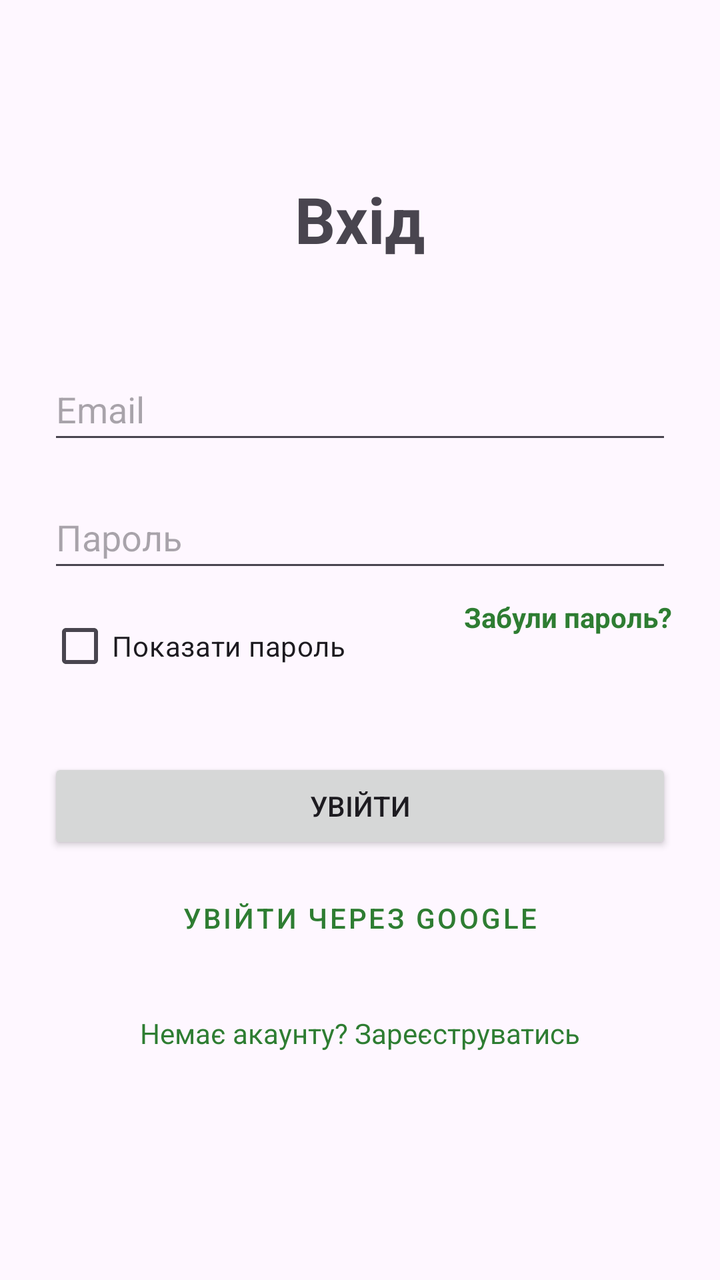
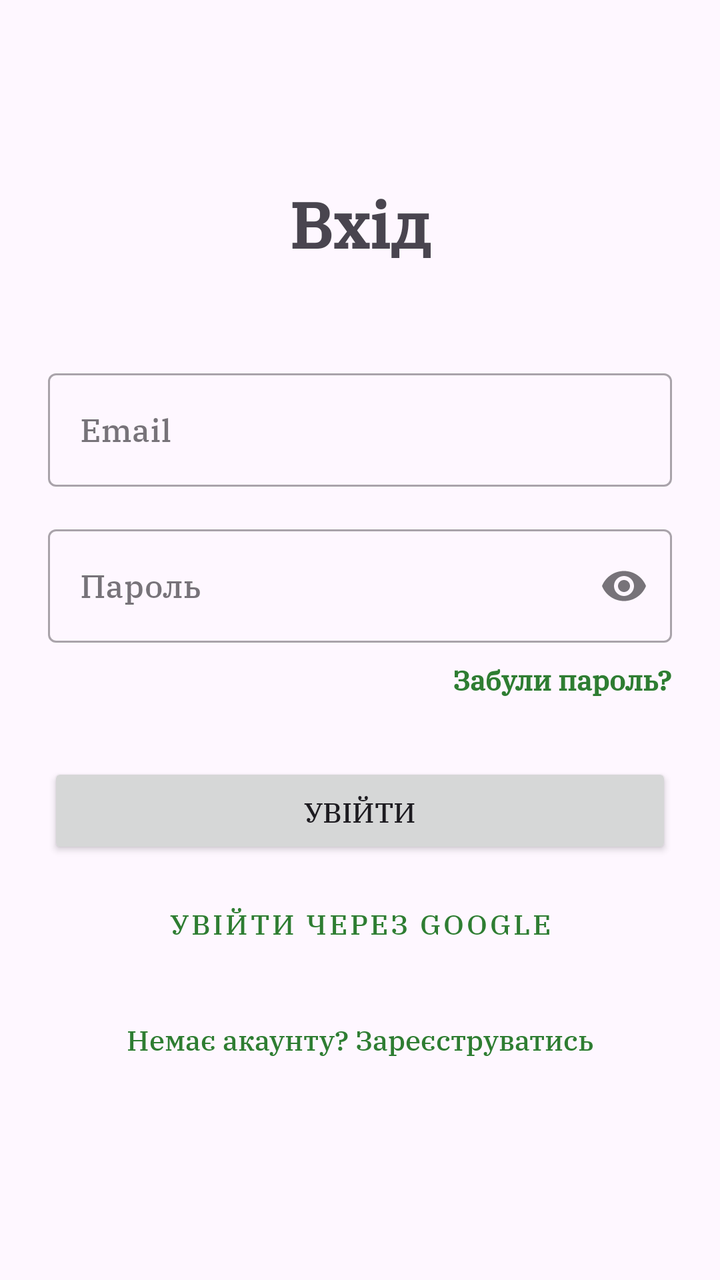

The first picture is an Android layout as it rendered before a commit; the second is the same layout after the commit. The layout source and the unified diff follow.
<!-- AndroidManifest.xml: application theme Theme.MyFinance -->
<!-- res/layout/activity_login.xml -->
<?xml version="1.0" encoding="utf-8"?>
<androidx.constraintlayout.widget.ConstraintLayout xmlns:android="http://schemas.android.com/apk/res/android"
    xmlns:app="http://schemas.android.com/apk/res-auto"
    xmlns:tools="http://schemas.android.com/tools"
    android:layout_width="match_parent"
    android:layout_height="match_parent"
    android:padding="24dp"
    tools:context=".LoginActivity">

    <TextView
        android:id="@+id/tvTitle"
        android:layout_width="wrap_content"
        android:layout_height="wrap_content"
        android:layout_marginTop="64dp"
        android:text="Вхід"
        android:textSize="32sp"
        android:textStyle="bold"
        app:layout_constraintEnd_toEndOf="parent"
        app:layout_constraintStart_toStartOf="parent"
        app:layout_constraintTop_toTopOf="parent" />

    <EditText
        android:id="@+id/etEmail"
        android:layout_width="0dp"
        android:layout_height="wrap_content"
        android:layout_marginTop="48dp"
        android:hint="Email"
        android:inputType="textEmailAddress"
        android:minHeight="48dp"
        app:layout_constraintEnd_toEndOf="parent"
        app:layout_constraintStart_toStartOf="parent"
        app:layout_constraintTop_toBottomOf="@+id/tvTitle" />

    <EditText
        android:id="@+id/etPassword"
        android:layout_width="0dp"
        android:layout_height="wrap_content"
        android:layout_marginTop="16dp"
        android:hint="Пароль"
        android:inputType="textPassword"
        android:minHeight="48dp"
        app:layout_constraintEnd_toEndOf="parent"
        app:layout_constraintStart_toStartOf="parent"
        app:layout_constraintTop_toBottomOf="@+id/etEmail" />

    <CheckBox
        android:id="@+id/cbShowPassword"
        android:layout_width="wrap_content"
        android:layout_height="wrap_content"
        android:layout_marginTop="8dp"
        android:text="Показати пароль"
        app:layout_constraintStart_toStartOf="parent"
        app:layout_constraintTop_toBottomOf="@+id/etPassword" />

    <TextView
        android:id="@+id/tvForgotPassword"
        android:layout_width="wrap_content"
        android:layout_height="wrap_content"
        android:layout_marginTop="8dp"
        android:text="Забули пароль?"
        android:textColor="@color/primary_green"
        android:textStyle="bold"
        app:layout_constraintEnd_toEndOf="parent"
        app:layout_constraintTop_toBottomOf="@+id/etPassword" />

    <Button
        android:id="@+id/btnLogin"
        android:layout_width="0dp"
        android:layout_height="wrap_content"
        android:layout_marginTop="32dp"
        android:text="Увійти"
        app:layout_constraintEnd_toEndOf="parent"
        app:layout_constraintStart_toStartOf="parent"
        app:layout_constraintTop_toBottomOf="@+id/cbShowPassword" />

    <Button
        android:id="@+id/btnGoogleSignIn"
        style="@style/Widget.MaterialComponents.Button.OutlinedButton"
        android:layout_width="0dp"
        android:layout_height="wrap_content"
        android:layout_marginTop="8dp"
        android:text="Увійти через Google"
        app:icon="@drawable/ic_google"
        app:iconTint="@null"
        app:layout_constraintEnd_toEndOf="parent"
        app:layout_constraintStart_toStartOf="parent"
        app:layout_constraintTop_toBottomOf="@+id/btnLogin" />

    <TextView
        android:id="@+id/tvGoToRegister"
        android:layout_width="wrap_content"
        android:layout_height="wrap_content"
        android:layout_marginTop="16dp"
        android:padding="8dp"
        android:text="Немає акаунту? Зареєструватись"
        android:textColor="@color/primary_green"
        app:layout_constraintEnd_toEndOf="parent"
        app:layout_constraintStart_toStartOf="parent"
        app:layout_constraintTop_toBottomOf="@+id/btnGoogleSignIn" />

    <ProgressBar
        android:id="@+id/progressBar"
        android:layout_width="wrap_content"
        android:layout_height="wrap_content"
        android:visibility="gone"
        app:layout_constraintBottom_toBottomOf="parent"
        app:layout_constraintEnd_toEndOf="parent"
        app:layout_constraintStart_toStartOf="parent"
        app:layout_constraintTop_toTopOf="parent" />

</androidx.constraintlayout.widget.ConstraintLayout>
<!-- resources referenced by this layout -->
<resources>
  <color name="primary_green">#2E7D32</color>
  <!-- drawable ic_google (drawable) -->
  <vector xmlns:android="http://schemas.android.com/apk/res/android"
      android:width="24dp"
      android:height="24dp"
      android:viewportWidth="24.0"
      android:viewportHeight="24.0">
      <path
          android:fillColor="#4285F4"
          android:pathData="M22.56,12.23c0,-0.8 -0.07,-1.53 -0.2,-2.23H12v4.26h5.92c-0.26,1.37 -1.04,2.53 -2.21,3.31v2.77h3.57c2.08,-1.92 3.28,-4.74 3.28,-8.11z"/>
      <path
          android:fillColor="#34A853"
          android:pathData="M12,23c2.97,0 5.46,-0.98 7.28,-2.66l-3.57,-2.77c-0.98,0.66 -2.23,1.06 -3.71,1.06c-2.86,0 -5.29,-1.93 -6.16,-4.53H2.18v2.84C3.99,20.53 7.7,23 12,23z"/>
      <path
          android:fillColor="#FBBC05"
          android:pathData="M5.84,14.09c-0.22,-0.66 -0.35,-1.36 -0.35,-2.09s0.13,-1.43 0.35,-2.09V7.07H2.18C1.43,8.55 1,10.22 1,12s0.43,3.45 1.18,4.93l2.85,-2.22l0.81,-0.62z"/>
      <path
          android:fillColor="#EA4335"
          android:pathData="M12,5.38c1.62,0 3.06,0.56 4.21,1.64l3.15,-3.15C17.45,2.09 14.97,1 12,1C7.7,1 3.99,3.47 2.18,7.07l3.66,2.84c0.87,-2.6 3.3,-4.53 6.16,-4.53z"/>
      <path
          android:pathData="M1,1h22v22H1z"
          android:fillColor="#00000000"/>
  </vector>
  <style name="Theme.MyFinance" parent="Base.Theme.MyFinance" />
  <style name="Base.Theme.MyFinance" parent="Theme.Material3.DayNight.NoActionBar">
          <item name="colorPrimary">@color/primary_green</item>
          <item name="colorSecondary">@color/primary_green_light</item>
      </style>
  <color name="primary_green_light">#4CAF50</color>
</resources>

<!-- the commit's change to res/layout/activity_login.xml (unified diff, before → after) -->
@@ -19,38 +19,42 @@
         app:layout_constraintStart_toStartOf="parent"
         app:layout_constraintTop_toTopOf="parent" />
 
-    <EditText
-        android:id="@+id/etEmail"
+    <com.google.android.material.textfield.TextInputLayout
+        android:id="@+id/tilEmail"
+        style="@style/Widget.MaterialComponents.TextInputLayout.OutlinedBox"
         android:layout_width="0dp"
         android:layout_height="wrap_content"
         android:layout_marginTop="48dp"
         android:hint="Email"
-        android:inputType="textEmailAddress"
-        android:minHeight="48dp"
         app:layout_constraintEnd_toEndOf="parent"
         app:layout_constraintStart_toStartOf="parent"
-        app:layout_constraintTop_toBottomOf="@+id/tvTitle" />
+        app:layout_constraintTop_toBottomOf="@+id/tvTitle">
 
-    <EditText
-        android:id="@+id/etPassword"
+        <com.google.android.material.textfield.TextInputEditText
+            android:id="@+id/etEmail"
+            android:layout_width="match_parent"
+            android:layout_height="wrap_content"
+            android:inputType="textEmailAddress" />
+    </com.google.android.material.textfield.TextInputLayout>
+
+    <com.google.android.material.textfield.TextInputLayout
+        android:id="@+id/tilPassword"
+        style="@style/Widget.MaterialComponents.TextInputLayout.OutlinedBox"
         android:layout_width="0dp"
         android:layout_height="wrap_content"
         android:layout_marginTop="16dp"
         android:hint="Пароль"
-        android:inputType="textPassword"
-        android:minHeight="48dp"
+        app:endIconMode="password_toggle"
         app:layout_constraintEnd_toEndOf="parent"
         app:layout_constraintStart_toStartOf="parent"
-        app:layout_constraintTop_toBottomOf="@+id/etEmail" />
+        app:layout_constraintTop_toBottomOf="@+id/tilEmail">
 
-    <CheckBox
-        android:id="@+id/cbShowPassword"
-        android:layout_width="wrap_content"
-        android:layout_height="wrap_content"
-        android:layout_marginTop="8dp"
-        android:text="Показати пароль"
-        app:layout_constraintStart_toStartOf="parent"
-        app:layout_constraintTop_toBottomOf="@+id/etPassword" />
+        <com.google.android.material.textfield.TextInputEditText
+            android:id="@+id/etPassword"
+            android:layout_width="match_parent"
+            android:layout_height="wrap_content"
+            android:inputType="textPassword" />
+    </com.google.android.material.textfield.TextInputLayout>
 
     <TextView
         android:id="@+id/tvForgotPassword"
@@ -61,17 +65,18 @@
         android:textColor="@color/primary_green"
         android:textStyle="bold"
         app:layout_constraintEnd_toEndOf="parent"
-        app:layout_constraintTop_toBottomOf="@+id/etPassword" />
+        app:layout_constraintTop_toBottomOf="@+id/tilPassword" />
 
     <Button
         android:id="@+id/btnLogin"
         android:layout_width="0dp"
         android:layout_height="wrap_content"
         android:layout_marginTop="32dp"
+        android:padding="12dp"
         android:text="Увійти"
         app:layout_constraintEnd_toEndOf="parent"
         app:layout_constraintStart_toStartOf="parent"
-        app:layout_constraintTop_toBottomOf="@+id/cbShowPassword" />
+        app:layout_constraintTop_toBottomOf="@+id/tvForgotPassword" />
 
     <Button
         android:id="@+id/btnGoogleSignIn"
@@ -79,6 +84,7 @@
         android:layout_width="0dp"
         android:layout_height="wrap_content"
         android:layout_marginTop="8dp"
+        android:padding="12dp"
         android:text="Увійти через Google"
         app:icon="@drawable/ic_google"
         app:iconTint="@null"
<!-- resource entries referenced after the edit -->
@@ -27,6 +27,9 @@
   <style name="Base.Theme.MyFinance" parent="Theme.Material3.DayNight.NoActionBar">
           <item name="colorPrimary">@color/primary_green</item>
           <item name="colorSecondary">@color/primary_green_light</item>
+  
+          <item name="android:fontFamily">@font/ibm_plex_serif</item>
+          <item name="fontFamily">@font/ibm_plex_serif</item>
       </style>
   <color name="primary_green_light">#4CAF50</color>
 </resources>
